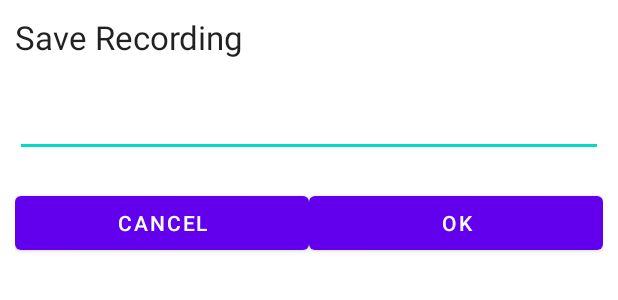
After one commit to SentimoApp/Sentimo, an Android app: the layout dialogue_save.xml on its own in the app's theme, with its tools: preview values and no code run, on a phone screen of 412 x 824 dp. The commit adds this screen. Shown: the top 300 px of the screen. Run offline under Robolectric (Android 15) with nearby library versions, the phone set to English and light mode, and no system bars; Roboto replaces fonts that are not available here.

Commit message:
Added Save Dialogue after recording

```diff
--- /dev/null
+++ b/app/src/main/res/layout/dialogue_save.xml
@@ -0,0 +1,45 @@
+<?xml version="1.0" encoding="utf-8"?>
+<LinearLayout xmlns:android="http://schemas.android.com/apk/res/android"
+    android:id="@+id/layout_root"
+    android:layout_width="fill_parent"
+    android:layout_height="fill_parent"
+    android:orientation="vertical"
+    android:padding="10dp" >
+
+    <TextView
+        android:id="@+id/save_dialog_heading_txt"
+        android:layout_width="wrap_content"
+        android:layout_height="wrap_content"
+        android:text="Save Recording"
+        android:textAppearance="?android:attr/textAppearanceLarge" />
+
+    <EditText
+        android:id="@+id/editTextDialogUserInput"
+        android:layout_width="match_parent"
+        android:layout_height="wrap_content"
+        android:layout_marginTop="20dp">
+
+        <requestFocus />
+
+    </EditText>
+    <LinearLayout
+        android:layout_width="match_parent"
+        android:layout_height="wrap_content"
+        android:orientation="horizontal"
+        android:weightSum="2"
+        android:layout_marginTop="20dp">
+        <Button
+            android:id="@+id/save_cancel"
+            android:layout_width="match_parent"
+            android:layout_height="wrap_content"
+            android:text="Cancel"
+            android:layout_weight="1"/>
+        <Button
+            android:id="@+id/save_ok"
+            android:layout_width="match_parent"
+            android:layout_height="wrap_content"
+            android:text="OK"
+            android:layout_weight="1"/>
+    </LinearLayout>
+
+</LinearLayout>
```
Also changed, not shown: app/src/main/java/ca/uwaterloo/sentimo/RecordActivity.java (+67 -18 lines).
